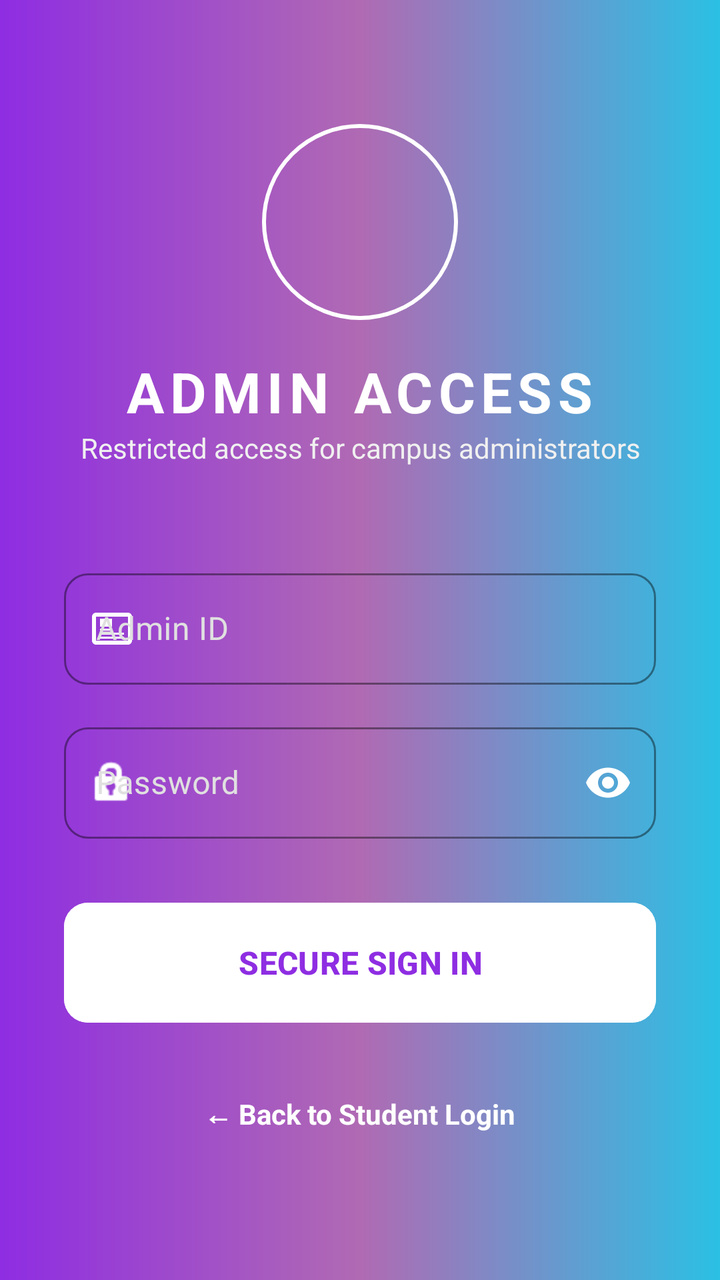
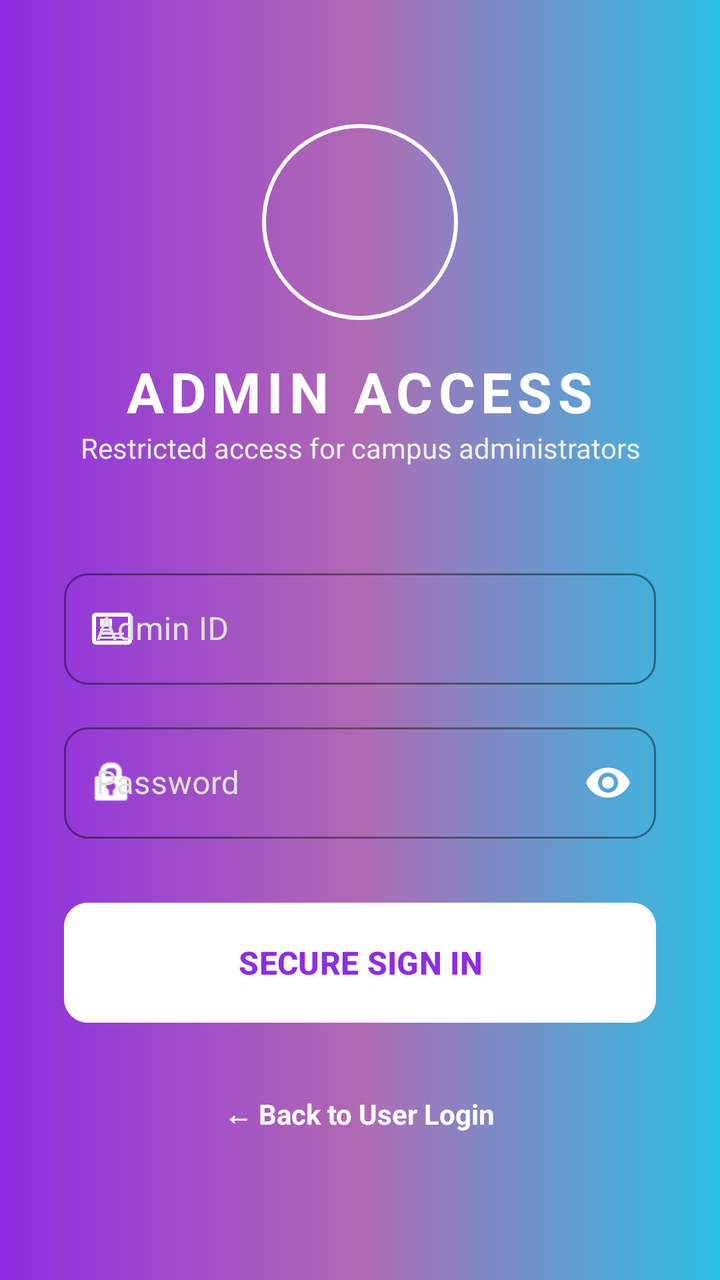

An Android layout rendered at two revisions. The XML below is the earlier revision; the diff shows what the commit changed to produce the second picture.
<!-- AndroidManifest.xml: application theme AppTheme -->
<!-- res/layout/activity_admin_login.xml -->
<?xml version="1.0" encoding="utf-8"?>
<androidx.constraintlayout.widget.ConstraintLayout xmlns:android="http://schemas.android.com/apk/res/android"
    xmlns:app="http://schemas.android.com/apk/res-auto"
    android:layout_width="match_parent"
    android:layout_height="match_parent"
    android:background="@drawable/admin_gradient_bg">

    <ScrollView
        android:layout_width="match_parent"
        android:layout_height="match_parent"
        android:fillViewport="true">

        <LinearLayout
            android:layout_width="match_parent"
            android:layout_height="wrap_content"
            android:gravity="center"
            android:orientation="vertical"
            android:padding="32dp">

            <com.google.android.material.imageview.ShapeableImageView
                android:id="@+id/ivAdminLogo"
                android:layout_width="100dp"
                android:layout_height="100dp"
                android:layout_marginBottom="16dp"
                android:src="@drawable/logo"
                android:padding="2dp"
                app:strokeWidth="2dp"
                app:strokeColor="@color/white"
                app:shapeAppearanceOverlay="@style/ShapeAppearance.App.Circle"
                android:contentDescription="@string/app_name" />

            <TextView
                android:layout_width="wrap_content"
                android:layout_height="wrap_content"
                android:text="@string/admin_access_heading"
                android:textColor="@color/white"
                android:textSize="28sp"
                android:textStyle="bold"
                android:letterSpacing="0.1" />

            <TextView
                android:layout_width="wrap_content"
                android:layout_height="wrap_content"
                android:layout_marginBottom="48dp"
                android:text="@string/admin_login_subtitle"
                android:textAlignment="center"
                android:textColor="@color/admin_text_light"
                android:textSize="14sp" />

            <com.google.android.material.textfield.TextInputLayout
                style="@style/Widget.MaterialComponents.TextInputLayout.OutlinedBox"
                android:layout_width="match_parent"
                android:layout_height="wrap_content"
                android:layout_marginBottom="16dp"
                android:hint="@string/hint_admin_id"
                android:textColorHint="@color/admin_hint_light"
                app:boxStrokeColor="@color/white"
                app:hintTextColor="@color/white"
                app:startIconTint="@color/white"
                app:boxCornerRadiusBottomEnd="12dp"
                app:boxCornerRadiusBottomStart="12dp"
                app:boxCornerRadiusTopEnd="12dp"
                app:boxCornerRadiusTopStart="12dp"
                app:startIconDrawable="@drawable/ic_admin_id">

                <com.google.android.material.textfield.TextInputEditText
                    android:id="@+id/etAdminId"
                    android:layout_width="match_parent"
                    android:layout_height="wrap_content"
                    android:textColor="@color/white"
                    android:inputType="text" />
            </com.google.android.material.textfield.TextInputLayout>

            <com.google.android.material.textfield.TextInputLayout
                style="@style/Widget.MaterialComponents.TextInputLayout.OutlinedBox"
                android:layout_width="match_parent"
                android:layout_height="wrap_content"
                android:layout_marginBottom="32dp"
                android:hint="@string/hint_password"
                android:textColorHint="@color/admin_hint_light"
                app:boxStrokeColor="@color/white"
                app:hintTextColor="@color/white"
                app:startIconTint="@color/white"
                app:passwordToggleTint="@color/white"
                app:boxCornerRadiusBottomEnd="12dp"
                app:boxCornerRadiusBottomStart="12dp"
                app:boxCornerRadiusTopEnd="12dp"
                app:boxCornerRadiusTopStart="12dp"
                app:passwordToggleEnabled="true"
                app:startIconDrawable="@android:drawable/ic_lock_idle_lock">

                <com.google.android.material.textfield.TextInputEditText
                    android:id="@+id/etAdminPassword"
                    android:layout_width="match_parent"
                    android:layout_height="wrap_content"
                    android:textColor="@color/white"
                    android:inputType="textPassword" />
            </com.google.android.material.textfield.TextInputLayout>

            <com.google.android.material.button.MaterialButton
                android:id="@+id/btnAdminSignIn"
                android:layout_width="match_parent"
                android:layout_height="60dp"
                android:layout_marginBottom="24dp"
                android:text="@string/admin_sign_in"
                android:textAllCaps="true"
                android:textSize="16sp"
                android:textStyle="bold"
                android:backgroundTint="@color/white"
                android:textColor="@color/admin_accent"
                app:cornerRadius="12dp"
                app:elevation="8dp" />

            <TextView
                android:id="@+id/tvBackToUser"
                android:layout_width="wrap_content"
                android:layout_height="wrap_content"
                android:padding="12dp"
                android:text="@string/back_to_student"
                android:textColor="@color/white"
                android:textStyle="bold" />

        </LinearLayout>
    </ScrollView>
</androidx.constraintlayout.widget.ConstraintLayout>
<!-- resources referenced by this layout -->
<resources>
  <color name="admin_accent">#8E2DE2</color>
  <color name="admin_hint_light">#E0E0E0</color>
  <color name="admin_text_light">#F0F0F0</color>
  <color name="white">#FFFFFF</color>
  <!-- drawable admin_gradient_bg (drawable) -->
  <?xml version="1.0" encoding="utf-8"?>
  <shape xmlns:android="http://schemas.android.com/apk/res/android"
      android:shape="rectangle">
      <gradient
          android:startColor="#8E2DE2"
          android:centerColor="#B06AB3"
          android:endColor="#2BC0E4"
          android:angle="0"
          android:type="linear" />
  </shape>
  <!-- drawable ic_admin_id (drawable) -->
  <?xml version="1.0" encoding="utf-8"?>
  <vector xmlns:android="http://schemas.android.com/apk/res/android"
      android:width="24dp"
      android:height="24dp"
      android:viewportWidth="24"
      android:viewportHeight="24">
      <path
          android:fillColor="#000000"
          android:pathData="M20,4L4,4c-1.1,0 -2,0.9 -2,2v12c0,1.1 0.9,2 2,2h16c1.1,0 2,-0.9 2,-2L22,6c0,-1.1 -0.9,-2 -2,-2zM20,18L4,18L4,6h16v12zM18,17L6,17v-1h12v1h0zM12,13L6,13v-1h6v1h0zM18,15L6,15v-1h12v1h0zM12,11L6,11L6,7h6v4z" />
  </vector>
  <string name="admin_access_heading">ADMIN ACCESS</string>
  <string name="admin_login_subtitle">Restricted access for campus administrators</string>
  <string name="admin_sign_in">Secure Sign In</string>
  <string name="app_name">Lost &amp; Found</string>
  <string name="back_to_student">← Back to Student Login</string>
  <string name="hint_admin_id">Admin ID</string>
  <string name="hint_password">Password</string>
  <style name="ShapeAppearance.App.Circle" parent="ShapeAppearance.Material3.MediumComponent">
          <item name="cornerFamily">rounded</item>
          <item name="cornerSize">50%</item>
      </style>
  <color name="primaryColor">#2AABEE</color>
  <color name="primaryLightColor">#D1E1FF</color>
  <color name="primaryDarkColor">#229ED9</color>
  <color name="accentColor">#2AABEE</color>
  <color name="backgroundColor">#FFFFFF</color>
  <color name="surfaceColor">#FFFFFF</color>
  <color name="textPrimary">#111111</color>
  <color name="textSecondary">#6B7280</color>
  <style name="Widget.App.Button" parent="Widget.Material3.Button">
          <item name="android:insetTop">0dp</item>
          <item name="android:insetBottom">0dp</item>
          <item name="android:minHeight">48dp</item>
          <item name="shapeAppearance">@style/ShapeAppearance.App.SmallComponent</item>
          <item name="android:textAllCaps">false</item>
          <item name="android:textStyle">bold</item>
      </style>
  <style name="Widget.App.Card" parent="Widget.Material3.CardView.Elevated">
          <item name="cardCornerRadius">12dp</item>
          <item name="cardElevation">2dp</item>
          <item name="cardBackgroundColor">@color/surfaceColor</item>
      </style>
  <style name="ShapeAppearance.App.SmallComponent" parent="ShapeAppearance.Material3.SmallComponent">
          <item name="cornerSize">10dp</item>
      </style>
  <style name="ShapeAppearance.App.MediumComponent" parent="ShapeAppearance.Material3.MediumComponent">
          <item name="cornerSize">12dp</item>
      </style>
  <!-- unchanged entries left out for length: 2 -->
</resources>

<!-- the commit's change to res/layout/activity_admin_login.xml (unified diff, before → after) -->
@@ -116,7 +116,7 @@
                 android:layout_width="wrap_content"
                 android:layout_height="wrap_content"
                 android:padding="12dp"
-                android:text="@string/back_to_student"
+                android:text="@string/back_to_user"
                 android:textColor="@color/white"
                 android:textStyle="bold" />
 
<!-- resource entries referenced after the edit -->
@@ -30,7 +30,7 @@
   <string name="admin_login_subtitle">Restricted access for campus administrators</string>
   <string name="admin_sign_in">Secure Sign In</string>
   <string name="app_name">Lost &amp; Found</string>
-  <string name="back_to_student">← Back to Student Login</string>
+  <string name="back_to_user">← Back to User Login</string>
   <string name="hint_admin_id">Admin ID</string>
   <string name="hint_password">Password</string>
   <style name="ShapeAppearance.App.Circle" parent="ShapeAppearance.Material3.MediumComponent">
